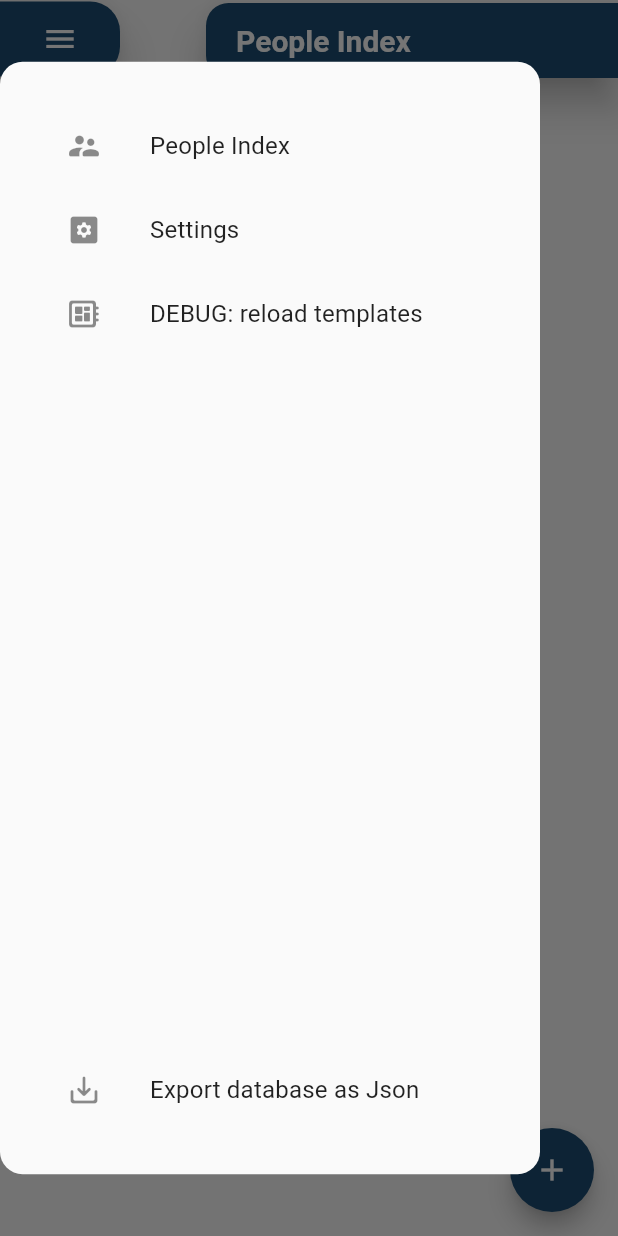
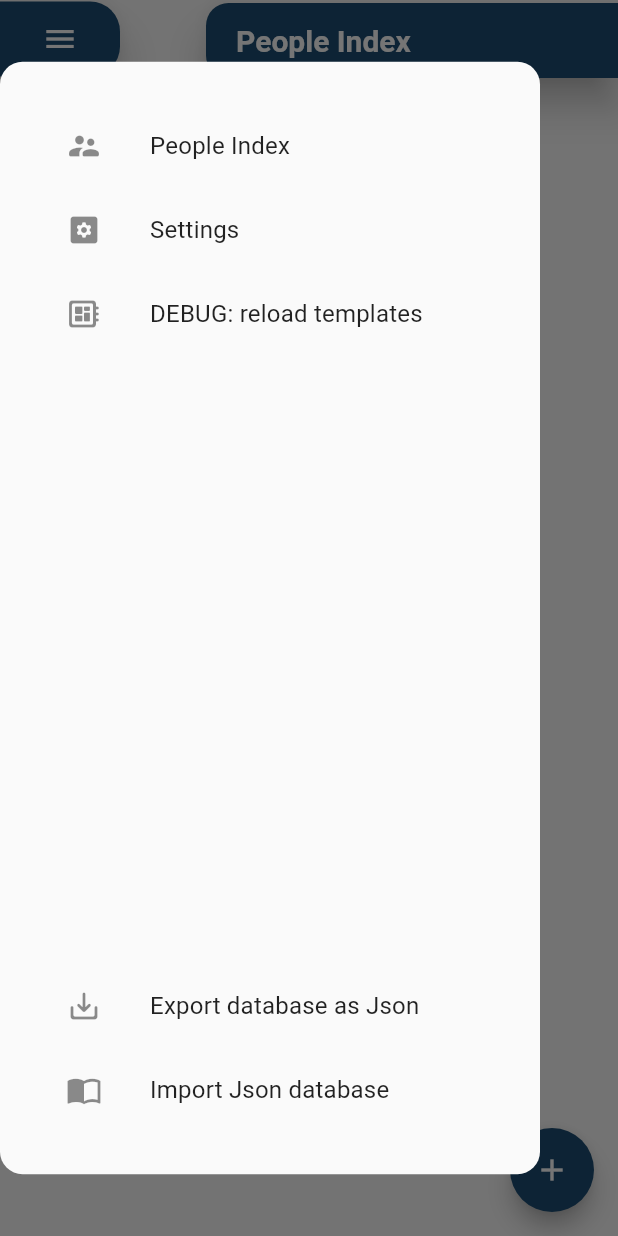
Before and after one commit to haakonsmith/Compendium, a Flutter app: the screen it shows after launch, with the side drawer open, on a phone screen of 412 x 824 dp. Run offline on Flutter 3.47's test engine with Material 2 defaults, Android fonts, the phone set to English and light mode, and no system bars; our stand-ins replace flutter_animation_progress_bar, hive, hive_flutter, logger; missing offline and left inert: file_picker_cross; accounts and stored records are empty; generated files the repository leaves out were written again.

Commit message:
Refactored PersonBloc Deleted deprecated methods

```diff
--- a/lib/data/BLoC/settings_bloc.dart
+++ b/lib/data/BLoC/settings_bloc.dart
@@ -9,6 +9,7 @@ class SettingsBloc extends ChangeNotifier {
   };
 
   Box _settingsBox;
+  Box get settingsBox => Hive.isBoxOpen('settings') ? _settingsBox : _init();
 
   bool _loading = true;
   bool get loading => _loading;
@@ -47,12 +48,12 @@ class SettingsBloc extends ChangeNotifier {
     }
 
     // In the future there may be more than a light or dark theme, but for now we'll convert a string to a bool.
-    return _settingsBox.get("theme") == "light" ? false : true;
+    return settingsBox.get("theme") == "light" ? false : true;
   }
 
   set darkTheme(bool value) {
     // In the future there may be more than a light or dark theme, but for now we'll convert a bool to a string.
-    _settingsBox.put("theme", value ? "dark" : "light");
+    settingsBox.put("theme", value ? "dark" : "light");
     notifyListeners();
   }
 }
--- a/lib/data/datablock.dart
+++ b/lib/data/datablock.dart
@@ -135,7 +135,8 @@ class DatablockMetadata {
 
   static DatablockDisplayStyle datablockDisplayStyleFromString(String string) {
     print(string);
-    return DatablockDisplayStyle.values.firstWhere((e) => e.toString().replaceFirst("DatablockDisplayStyle.", "") == string);
+    print(DatablockDisplayStyle.values.map((e) => e.toString().replaceFirst("DatablockDisplayStyle.", "")));
+    return DatablockDisplayStyle.values.firstWhere((e) => e.toString().replaceFirst("DatablockDisplayStyle.", "") == string.replaceFirst("DatablockDisplayStyle.", ""));
   }
 
   static DatablockValueStyle datablockValueStyleFromString(String string) => DatablockValueStyle.values.firstWhere((e) => e.toString().replaceFirst("DatablockValueStyle.", "") == string);
--- a/lib/data/person.dart
+++ b/lib/data/person.dart
@@ -33,4 +33,8 @@ class Person {
   }
 
   Map toJson() => {'firstName': firstName, 'lastName': lastName, 'databoxID': databoxID};
+  Person.fromJson(Map<String, dynamic> json)
+      : firstName = json['firstName'],
+        lastName = json['lastName'],
+        databoxID = json['databoxID'];
 }
--- a/lib/main.dart
+++ b/lib/main.dart
@@ -39,8 +39,6 @@ void main() async {
   Hive.registerAdapter(DatablockDisplayStyleAdapter());
   Hive.registerAdapter(DatablockValueStyleAdapter());
   Hive.registerAdapter(DatablockMetadataAdapter());
-
-  await Hive.openBox<Person>(HiveBoxes.personBox);
 
   runApp(
     MultiProvider(
--- a/lib/screens/index_screen.dart
+++ b/lib/screens/index_screen.dart
@@ -17,8 +17,23 @@ class _IndexScreenState extends State<IndexScreen> {
 
   @override
   Widget build(BuildContext context) {
-    box = Hive.box('people');
     personBloc = PersonBloc.of(context, listen: true);
+
+    if (personBloc.loading)
+      return Scaffold(
+        extendBodyBehindAppBar: true,
+        appBar: PillAppBar(title: Text("People Index")),
+        drawer: NavDrawer(),
+        body: Center(child: Text('Loading...')),
+        floatingActionButton: FloatingActionButton(
+          onPressed: () => getNewPerson(context).then((value) => personBloc.addPerson(value)),
+          child: Icon(Icons.add),
+        ),
+      );
+
+    box = personBloc.personBox;
+
+    print(box.values);
 
     return Scaffold(
       extendBodyBehindAppBar: true,
--- a/lib/widgets/datablock_preview.dart
+++ b/lib/widgets/datablock_preview.dart
@@ -173,7 +173,8 @@ class DatablockPreview extends StatelessWidget {
       case DatablockDisplayStyle.stacked:
         final List datablockIndices = Iterable<int>.generate(min(datablock.children.length, 3)).toList();
 
-        final List lightness = [1.0, 0.99, 0.98].toList();
+        final List lightness =
+            Iterable<double>.generate(min(datablock.children.length, 3), (count) => min(max(Theme.of(context).scaffoldBackgroundColor.computeLuminance() - 0.1 * (count - 1), 0), 1)).toList();
 
         print(child);
 
--- a/lib/widgets/nav_drawer.dart
+++ b/lib/widgets/nav_drawer.dart
@@ -1,3 +1,4 @@
+import 'package:compendium/data/BLoC/person_bloc.dart';
 import 'package:compendium/data/BLoC/template_bloc.dart';
 import 'package:compendium/data/json_data_interface.dart';
 import 'package:compendium/routers/instant_page_route.dart';
@@ -33,17 +34,26 @@ class NavDrawer extends StatelessWidget {
           // Clear the navigation stack so back button doesn't do stuff
           onTap: () => navigateTo(context, TemplateScreen.routeName),
         ),
-        Expanded(
-          child: Align(
-            alignment: FractionalOffset.bottomCenter,
-            child: ListTile(
-              leading: Icon(Icons.save_alt_rounded),
-              title: Text('Export database as Json'),
+        // Push everything below it to the bottom of the drawer
+        Expanded(child: Container()),
+        ListTile(
+          leading: Icon(Icons.save_alt_rounded),
+          title: Text('Export database as Json'),
 
-              // Clear the navigation stack so back button doesn't do stuff
-              onTap: () => JsonDataInterface.exportDatabase(),
-            ),
-          ),
+          // Clear the navigation stack so back button doesn't do stuff
+          onTap: () => JsonDataInterface.exportDatabase(),
+        ),
+        ListTile(
+          leading: Icon(Icons.import_contacts),
+          title: Text('Import Json database'),
+
+          // Clear the navigation stack so back button doesn't do stuff
+          onTap: () {
+            JsonDataInterface.importDatabase();
+
+            PersonBloc.of(context).loading = true;
+            PersonBloc.of(context).loadPersonBox();
+          },
         ),
       ],
     );
```
Also changed, not shown: lib/data/BLoC/person_bloc.dart (+81 -75 lines), lib/data/json_data_interface.dart (+56 -4 lines), lib/widgets/contextual_floating_action_button.dart (+8 -23 lines), 20 other files.
